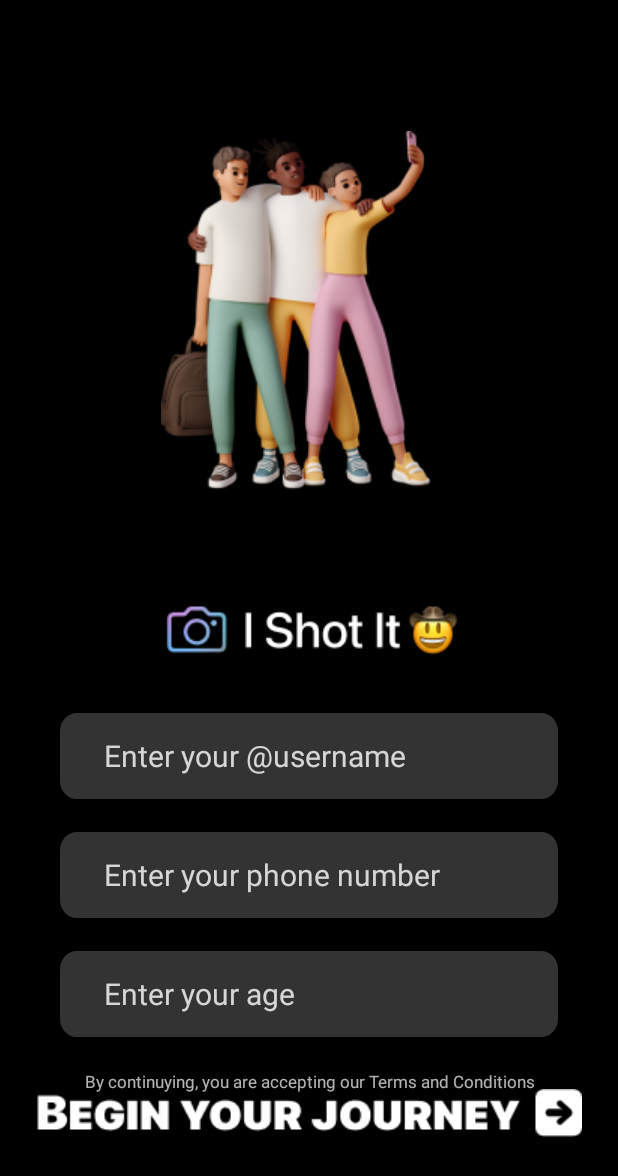
After one commit to remib18/I-Shot-It-Android, an Android app: the Onboarding screen opened directly, with no data from a screen before it, on a phone screen of 412 x 824 dp. The commit adds this screen. Shown: the top 1176 px of the screen. Run offline under Robolectric (Android 15) with nearby library versions, the phone set to English and light mode, and no system bars.

Commit message:
Onboarding Screen
Signed-off-by: Rémi Bernard <remibernard@MacBook-Air-de-Remi.local>

```diff
--- a/app/build.gradle.kts
+++ b/app/build.gradle.kts
@@ -33,6 +33,7 @@ dependencies {
     implementation("androidx.appcompat:appcompat:1.6.1")
     implementation("com.google.android.material:material:1.11.0")
     implementation("androidx.constraintlayout:constraintlayout:2.1.4")
+    implementation("androidx.activity:activity:1.8.0")
     testImplementation("junit:junit:4.13.2")
     androidTestImplementation("androidx.test.ext:junit:1.1.5")
     androidTestImplementation("androidx.test.espresso:espresso-core:3.5.1")
--- a/app/src/main/AndroidManifest.xml
+++ b/app/src/main/AndroidManifest.xml
@@ -13,6 +13,9 @@
         android:theme="@style/Theme.IShotIt"
         tools:targetApi="31">
         <activity
+            android:name=".Onboarding"
+            android:exported="false" />
+        <activity
             android:name=".MainActivity"
             android:exported="true">
             <intent-filter>
--- a/app/src/main/java/com/example/ishotit/MainActivity.java
+++ b/app/src/main/java/com/example/ishotit/MainActivity.java
@@ -1,14 +1,13 @@
 package com.example.ishotit;
 
+import android.os.Bundle;
+
 import androidx.appcompat.app.AppCompatActivity;
-
-import android.os.Bundle;
 
 public class MainActivity extends AppCompatActivity {
 
     @Override
     protected void onCreate(Bundle savedInstanceState) {
         super.onCreate(savedInstanceState);
-        setContentView(R.layout.activity_main);
     }
 }
--- /dev/null
+++ b/app/src/main/java/com/example/ishotit/Onboarding.java
@@ -0,0 +1,24 @@
+package com.example.ishotit;
+
+import android.os.Bundle;
+
+import androidx.activity.EdgeToEdge;
+import androidx.appcompat.app.AppCompatActivity;
+import androidx.core.graphics.Insets;
+import androidx.core.view.ViewCompat;
+import androidx.core.view.WindowInsetsCompat;
+
+public class Onboarding extends AppCompatActivity {
+
+    @Override
+    protected void onCreate(Bundle savedInstanceState) {
+        super.onCreate(savedInstanceState);
+        EdgeToEdge.enable(this);
+        setContentView(R.layout.activity_onboarding);
+        ViewCompat.setOnApplyWindowInsetsListener(findViewById(R.id.onboarding_main), (v, insets) -> {
+            Insets systemBars = insets.getInsets(WindowInsetsCompat.Type.systemBars());
+            v.setPadding(systemBars.left, systemBars.top, systemBars.right, systemBars.bottom);
+            return insets;
+        });
+    }
+}
--- /dev/null
+++ b/app/src/main/res/drawable/input.xml
@@ -0,0 +1,13 @@
+<?xml version="1.0" encoding="utf-8"?>
+<vector xmlns:android="http://schemas.android.com/apk/res/android"
+    android:width="354dp"
+    android:height="57dp"
+    android:viewportWidth="354"
+    android:viewportHeight="57">
+    <group>
+        <clip-path android:pathData="M12 0H342C348.627 0 354 5.37258 354 12V45C354 51.6274 348.627 57 342 57H12C5.37258 57 0 51.6274 0 45V12C0 5.37258 5.37258 0 12 0Z" />
+        <path
+            android:fillColor="#33FFFFFF"
+            android:pathData="M0 0V57H354V0" />
+    </group>
+</vector>
--- a/app/src/main/res/layout/activity_main.xml
+++ /dev/null
@@ -1,18 +0,0 @@
-<?xml version="1.0" encoding="utf-8"?>
-<androidx.constraintlayout.widget.ConstraintLayout xmlns:android="http://schemas.android.com/apk/res/android"
-    xmlns:app="http://schemas.android.com/apk/res-auto"
-    xmlns:tools="http://schemas.android.com/tools"
-    android:layout_width="match_parent"
-    android:layout_height="match_parent"
-    tools:context=".MainActivity">
-
-    <TextView
-        android:layout_width="wrap_content"
-        android:layout_height="wrap_content"
-        android:text="Hello World!"
-        app:layout_constraintBottom_toBottomOf="parent"
-        app:layout_constraintEnd_toEndOf="parent"
-        app:layout_constraintStart_toStartOf="parent"
-        app:layout_constraintTop_toTopOf="parent" />
-
-</androidx.constraintlayout.widget.ConstraintLayout>
--- /dev/null
+++ b/app/src/main/res/layout/activity_onboarding.xml
@@ -0,0 +1,103 @@
+<?xml version="1.0" encoding="utf-8"?>
+<androidx.constraintlayout.widget.ConstraintLayout xmlns:android="http://schemas.android.com/apk/res/android"
+    xmlns:app="http://schemas.android.com/apk/res-auto"
+    xmlns:tools="http://schemas.android.com/tools"
+    android:id="@+id/onboarding_main"
+    android:layout_width="match_parent"
+    android:layout_height="match_parent"
+    android:background="#000000"
+    tools:context=".Onboarding">
+
+    <ImageView
+        android:id="@+id/onboarding_illustration"
+        android:layout_width="wrap_content"
+        android:layout_height="wrap_content"
+        android:layout_marginTop="87dp"
+        android:background="@drawable/young_people_taking_a_selfie"
+        android:contentDescription="@string/onboardind_illustration"
+        android:scaleType="fitCenter"
+        app:layout_constraintEnd_toEndOf="parent"
+        app:layout_constraintHeight_percent="0.2629"
+        app:layout_constraintStart_toStartOf="parent"
+        app:layout_constraintTop_toTopOf="parent" />
+
+    <ImageView
+        android:id="@+id/onboarding_logo"
+        android:layout_width="wrap_content"
+        android:layout_height="wrap_content"
+        android:layout_marginTop="52dp"
+        android:background="@drawable/logo_text"
+        android:contentDescription="@string/app_name"
+        app:layout_constraintEnd_toEndOf="parent"
+        app:layout_constraintStart_toStartOf="parent"
+        app:layout_constraintTop_toBottomOf="@+id/onboarding_illustration" />
+
+    <LinearLayout
+        android:layout_width="match_parent"
+        android:layout_height="wrap_content"
+        android:layout_marginHorizontal="40dp"
+        android:layout_marginTop="22dp"
+        android:maxWidth="355dp"
+        android:orientation="vertical"
+        app:layout_constraintTop_toBottomOf="@+id/onboarding_logo">
+
+        <EditText
+            android:layout_width="match_parent"
+            android:layout_height="wrap_content"
+            android:layout_marginBottom="22dp"
+            android:autofillHints="username"
+            android:background="@drawable/input"
+            android:hint="@string/onboardind_form_username"
+            android:inputType="text"
+            android:paddingStart="29dp"
+            android:textAppearance="@style/input"
+            android:textColorHint="#CCFFFFFF"
+            tools:ignore="RtlSymmetry" />
+
+        <EditText
+            android:layout_width="match_parent"
+            android:layout_height="wrap_content"
+            android:layout_marginBottom="22dp"
+            android:autofillHints="phone"
+            android:background="@drawable/input"
+            android:hint="@string/onboardind_form_phone"
+            android:inputType="phone"
+            android:paddingStart="29dp"
+            android:textAppearance="@style/input"
+            android:textColorHint="#CCFFFFFF"
+            tools:ignore="RtlSymmetry" />
+
+        <EditText
+            android:layout_width="match_parent"
+            android:layout_height="wrap_content"
+            android:layout_marginBottom="22dp"
+            android:autofillHints="age"
+            android:background="@drawable/input"
+            android:hint="@string/onboardind_form_age"
+            android:inputType="number"
+            android:paddingStart="29dp"
+            android:textAppearance="@style/input"
+            android:textColorHint="#CCFFFFFF"
+            tools:ignore="RtlSymmetry" />
+
+        <TextView
+            android:layout_width="wrap_content"
+            android:layout_height="wrap_content"
+            android:layout_gravity="center"
+            android:gravity="center"
+            android:text="@string/onboardind_legals"
+            android:textAppearance="@style/onboarding_legals" />
+
+    </LinearLayout>
+
+    <ImageButton
+        android:layout_width="wrap_content"
+        android:layout_height="wrap_content"
+        android:layout_marginBottom="66dp"
+        android:background="@drawable/begin_your_journey_btn"
+        android:contentDescription="@string/onboardind_start_btn"
+        app:layout_constraintBottom_toBottomOf="parent"
+        app:layout_constraintEnd_toEndOf="parent"
+        app:layout_constraintStart_toStartOf="parent" />
+
+</androidx.constraintlayout.widget.ConstraintLayout>
--- a/app/src/main/res/values/strings.xml
+++ b/app/src/main/res/values/strings.xml
@@ -1,3 +1,9 @@
 <resources>
     <string name="app_name">I Shot It</string>
+    <string name="onboardind_form_username">Enter your @username</string>
+    <string name="onboardind_form_phone">Enter your phone number</string>
+    <string name="onboardind_form_age">Enter your age</string>
+    <string name="onboardind_legals">By continuying, you are accepting our Terms and Conditions</string>
+    <string name="onboardind_start_btn">Begin you journey</string>
+    <string name="onboardind_illustration">Illustration of young peoples taking a selfi</string>
 </resources>
--- /dev/null
+++ b/app/src/main/res/values/styles.xml
@@ -0,0 +1,15 @@
+<?xml version="1.0" encoding="utf-8"?>
+<resources>
+
+    <style name="input">
+        <item name="android:textSize">20sp</item>
+        <item name="android:textColor">#CCFFFFFF</item>
+        <item name="android:textColorHint">#CCFFFFFF</item>
+    </style>
+
+    <style name="onboarding_legals">
+        <item name="android:textSize">11sp</item>
+        <item name="android:textColor">#B3FFFFFF</item>
+    </style>
+
+</resources>
```
Also changed, not shown: app/src/main/res/drawable/begin_your_journey_btn.png (added), app/src/main/res/drawable/logo_text.png (added), app/src/main/res/drawable/young_people_taking_a_selfie.png (added).
